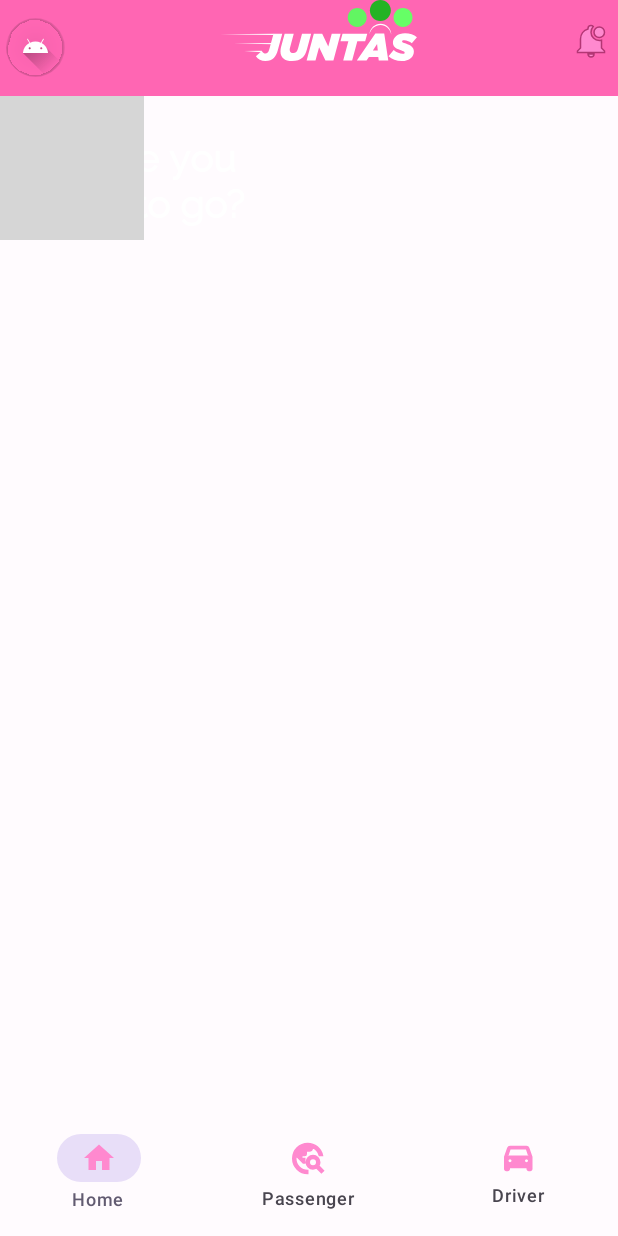
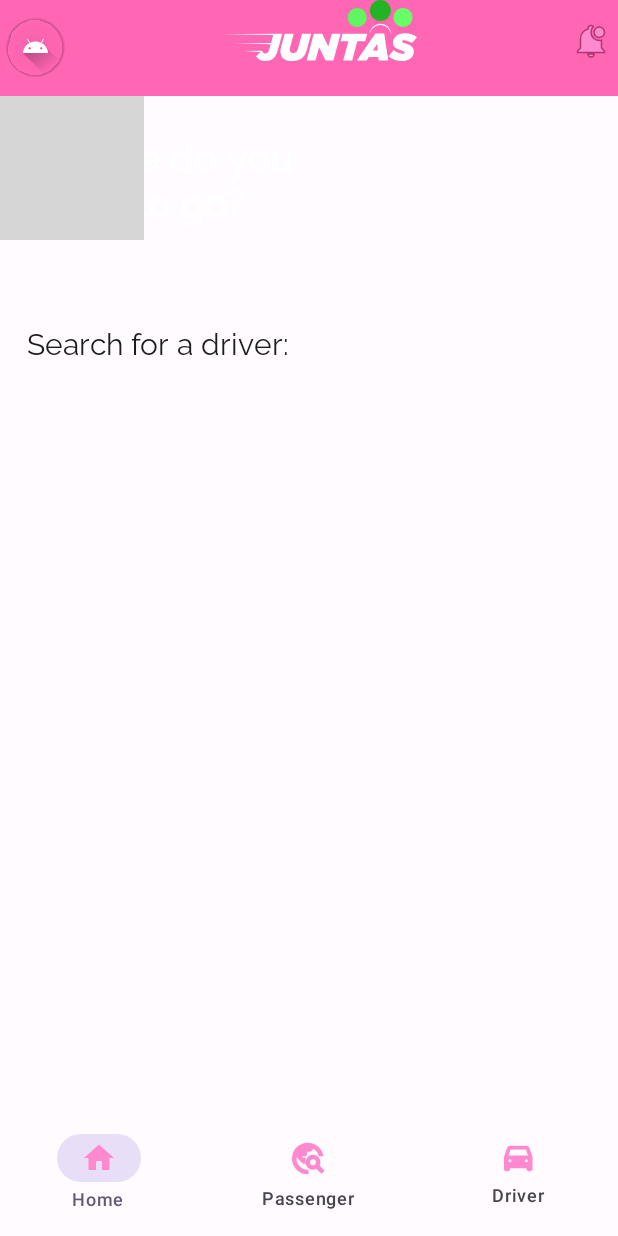
Before and after one commit to cristiangranero90/juntas-mobile, an Android app built with Jetpack Compose: the screen it shows after launch (MainActivity), on a phone screen of 412 x 824 dp. Run offline under Robolectric (Android 15) with nearby library versions, the phone set to English and light mode, and no system bars; our stand-ins replace Dagger/Hilt's generated code; pictures from the network do not load; grey boxes are pictures that could not be loaded.

Commit message:
Internet permissions updated, Tittle box and tittle search added

```diff
--- a/app/src/main/AndroidManifest.xml
+++ b/app/src/main/AndroidManifest.xml
@@ -1,6 +1,8 @@
 <?xml version="1.0" encoding="utf-8"?>
 <manifest xmlns:android="http://schemas.android.com/apk/res/android"
     xmlns:tools="http://schemas.android.com/tools">
+
+    <uses-permission android:name="android.permission.INTERNET"/>
 
     <application
         android:name=".MyApp"
--- a/app/src/main/java/com/juntas/juntas_app/journey_screen/presentation/JourneyScreen.kt
+++ b/app/src/main/java/com/juntas/juntas_app/journey_screen/presentation/JourneyScreen.kt
@@ -1,29 +1,14 @@
 package com.juntas.juntas_app.journey_screen.presentation
 
-import androidx.compose.foundation.Image
-import androidx.compose.foundation.layout.Arrangement
-import androidx.compose.foundation.layout.Box
-import androidx.compose.foundation.layout.Column
 import androidx.compose.foundation.layout.fillMaxSize
-import androidx.compose.foundation.layout.fillMaxWidth
-import androidx.compose.foundation.layout.height
-import androidx.compose.foundation.layout.padding
-import androidx.compose.foundation.shape.RoundedCornerShape
+import androidx.compose.foundation.lazy.LazyColumn
 import androidx.compose.material3.ExperimentalMaterial3Api
-import androidx.compose.material3.MaterialTheme
 import androidx.compose.material3.Scaffold
-import androidx.compose.material3.Text
 import androidx.compose.runtime.Composable
-import androidx.compose.ui.Alignment
 import androidx.compose.ui.Modifier
-import androidx.compose.ui.draw.clip
-import androidx.compose.ui.graphics.Color
-import androidx.compose.ui.layout.ContentScale
-import androidx.compose.ui.res.painterResource
-import androidx.compose.ui.res.stringResource
 import androidx.compose.ui.tooling.preview.Preview
-import androidx.compose.ui.unit.dp
-import com.juntas.juntas_app.R
+import com.juntas.juntas_app.journey_screen.presentation.components.TittleBox
+import com.juntas.juntas_app.journey_screen.presentation.components.TittleSearch
 import com.juntas.juntas_app.shared_components.BottomBar
 import com.juntas.juntas_app.shared_components.TopBar
 
@@ -37,34 +22,16 @@ fun JourneyScreen() {
         bottomBar = { BottomBar() },
     ) { paddingValues ->
 
-        Box(
-            modifier = Modifier
-                .padding(paddingValues)
-                .height(136.dp)
-                .fillMaxWidth()
+        LazyColumn(
+            modifier = Modifier.fillMaxSize(),
+            contentPadding = paddingValues,
+
         ) {
-            Image(
-                painterResource(id = R.drawable.main_women),
-                contentDescription = "",
-                modifier = Modifier.clip(RoundedCornerShape(2.dp)),
-                contentScale = ContentScale.FillWidth
-            )
-            Column(
-                modifier = Modifier.fillMaxWidth().padding(horizontal = 24.dp, vertical = 26.dp),
-                verticalArrangement = Arrangement.Bottom,
-                horizontalAlignment = Alignment.Start
-            ) {
-                Text(
-                    text = stringResource(R.string.where_you),
-                    style = MaterialTheme.typography.headlineLarge,
-                    color = Color.White,
-                )
-                Text(
-                    text = stringResource(R.string.want_to_go),
-                    style = MaterialTheme.typography.headlineLarge,
-                    color = Color.White
-                )
-            }
+
+            item { TittleBox() }
+
+            item { TittleSearch() }
+
         }
     }
 }
--- /dev/null
+++ b/app/src/main/java/com/juntas/juntas_app/journey_screen/presentation/components/TittleBox.kt
@@ -0,0 +1,63 @@
+package com.juntas.juntas_app.journey_screen.presentation.components
+
+import androidx.compose.foundation.Image
+import androidx.compose.foundation.layout.Arrangement
+import androidx.compose.foundation.layout.Box
+import androidx.compose.foundation.layout.Column
+import androidx.compose.foundation.layout.fillMaxWidth
+import androidx.compose.foundation.layout.height
+import androidx.compose.foundation.layout.padding
+import androidx.compose.foundation.shape.RoundedCornerShape
+import androidx.compose.material3.MaterialTheme
+import androidx.compose.material3.Text
+import androidx.compose.runtime.Composable
+import androidx.compose.ui.Alignment
+import androidx.compose.ui.Modifier
+import androidx.compose.ui.draw.clip
+import androidx.compose.ui.graphics.Color
+import androidx.compose.ui.layout.ContentScale
+import androidx.compose.ui.res.painterResource
+import androidx.compose.ui.res.stringResource
+import androidx.compose.ui.tooling.preview.Preview
+import androidx.compose.ui.unit.dp
+import com.juntas.juntas_app.R
+
+@Composable
+fun TittleBox(
+    modifier: Modifier = Modifier
+) {
+    Box(
+        modifier = modifier
+            .height(136.dp)
+            .fillMaxWidth()
+    ) {
+        Image(
+            painterResource(id = R.drawable.main_women),
+            contentDescription = "",
+            modifier = Modifier.clip(RoundedCornerShape(2.dp)),
+            contentScale = ContentScale.FillWidth
+        )
+        Column(
+            modifier = Modifier.fillMaxWidth().padding(horizontal = 24.dp, vertical = 26.dp),
+            verticalArrangement = Arrangement.Bottom,
+            horizontalAlignment = Alignment.Start
+        ) {
+            Text(
+                text = stringResource(R.string.where_do_you),
+                style = MaterialTheme.typography.headlineLarge,
+                color = Color.White,
+            )
+            Text(
+                text = stringResource(R.string.want_to_go),
+                style = MaterialTheme.typography.headlineLarge,
+                color = Color.White
+            )
+        }
+    }
+}
+
+@Composable
+@Preview(showBackground = true)
+fun TittleBoxPreview() {
+
+}
--- /dev/null
+++ b/app/src/main/java/com/juntas/juntas_app/journey_screen/presentation/components/TittleSearch.kt
@@ -0,0 +1,33 @@
+package com.juntas.juntas_app.journey_screen.presentation.components
+
+import androidx.compose.foundation.layout.Box
+import androidx.compose.foundation.layout.fillMaxWidth
+import androidx.compose.foundation.layout.padding
+import androidx.compose.material3.MaterialTheme
+import androidx.compose.material3.Text
+import androidx.compose.runtime.Composable
+import androidx.compose.ui.Alignment
+import androidx.compose.ui.Modifier
+import androidx.compose.ui.res.stringResource
+import androidx.compose.ui.unit.dp
+import com.juntas.juntas_app.R
+
+@Composable
+fun TittleSearch() {
+    Box(
+        modifier = Modifier
+            .fillMaxWidth()
+            .padding(horizontal = 18.dp, vertical = 18.dp),
+        contentAlignment = Alignment.TopStart
+    ) {
+        Text(
+            text = stringResource(R.string.search_for_a_driver),
+            style = MaterialTheme.typography.titleLarge
+        )
+    }
+}
+
+@Composable
+fun TittleSearchPreview() {
+    TittleSearch()
+}
--- a/app/src/main/res/values/strings.xml
+++ b/app/src/main/res/values/strings.xml
@@ -9,6 +9,7 @@
     <string name="logo">Logo image</string>
     <string name="own_profile">Own profile</string>
     <string name="notifications">Notifications</string>
-    <string name="where_you">"Where you "</string>
+    <string name="where_do_you">"Where do you "</string>
     <string name="want_to_go">want to go?</string>
+    <string name="search_for_a_driver">"Search for a driver: "</string>
 </resources>
```
Also changed, not shown: 2 other files.
